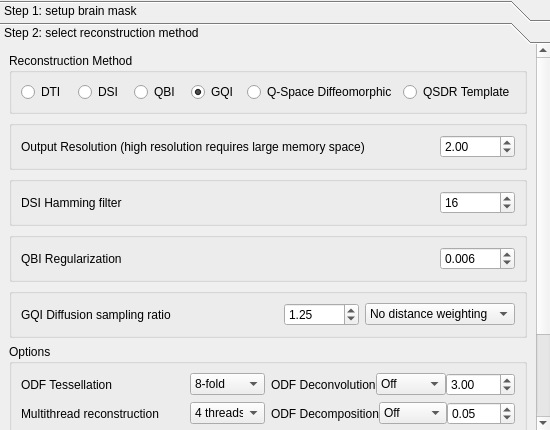
Old version of the form reconstruction/reconstruction_window.ui in the repository frankyeh/DSI-Studio.
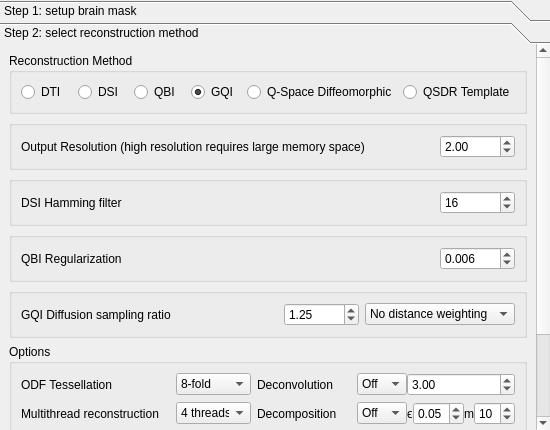
New version of the form. The open tabs and pages were chosen to show the change.

Commit message: allow modifying m in decomposition

Diff of the .ui file:
```diff
--- a/reconstruction/reconstruction_window.ui
+++ b/reconstruction/reconstruction_window.ui
@@ -486,16 +486,28 @@
                  <height>0</height>
                 </size>
                </property>
+               <property name="maximumSize">
+                <size>
+                 <width>80</width>
+                 <height>16777215</height>
+                </size>
+               </property>
                <property name="text">
-                <string>ODF Decomposition</string>
+                <string>Decomposition</string>
                </property>
               </widget>
              </item>
              <item>
               <widget class="QComboBox" name="Decomposition">
+               <property name="minimumSize">
+                <size>
+                 <width>50</width>
+                 <height>0</height>
+                </size>
+               </property>
                <property name="maximumSize">
                 <size>
-                 <width>75</width>
+                 <width>50</width>
                  <height>16777215</height>
                 </size>
                </property>
@@ -511,6 +523,13 @@
                </item>
               </widget>
              </item>
+             <item>
+              <widget class="QLabel" name="label_12">
+               <property name="text">
+                <string>ϵ</string>
+               </property>
+              </widget>
+             </item>
              <item>
               <widget class="QDoubleSpinBox" name="decompose_fraction">
                <property name="maximumSize">
@@ -533,6 +552,32 @@
                </property>
               </widget>
              </item>
+             <item>
+              <widget class="QLabel" name="label_11">
+               <property name="maximumSize">
+                <size>
+                 <width>10</width>
+                 <height>16777215</height>
+                </size>
+               </property>
+               <property name="text">
+                <string>m</string>
+               </property>
+              </widget>
+             </item>
+             <item>
+              <widget class="QSpinBox" name="decom_m">
+               <property name="minimum">
+                <number>3</number>
+               </property>
+               <property name="maximum">
+                <number>20</number>
+               </property>
+               <property name="value">
+                <number>10</number>
+               </property>
+              </widget>
+             </item>
             </layout>
            </item>
            <item row="3" column="1">
@@ -699,16 +744,28 @@
                  <height>0</height>
                 </size>
                </property>
+               <property name="maximumSize">
+                <size>
+                 <width>80</width>
+                 <height>16777215</height>
+                </size>
+               </property>
                <property name="text">
-                <string>ODF Deconvolution</string>
+                <string>Deconvolution</string>
                </property>
               </widget>
              </item>
              <item>
               <widget class="QComboBox" name="ODFSharpening">
+               <property name="minimumSize">
+                <size>
+                 <width>50</width>
+                 <height>0</height>
+                </size>
+               </property>
                <property name="maximumSize">
                 <size>
-                 <width>75</width>
+                 <width>50</width>
                  <height>16777215</height>
                 </size>
                </property>
@@ -728,7 +785,7 @@
               <widget class="QDoubleSpinBox" name="SharpeningParam">
                <property name="maximumSize">
                 <size>
-                 <width>75</width>
+                 <width>16777215</width>
                  <height>16777215</height>
                 </size>
                </property>
```
Left out of the diff: 2 changed lines with no effect on the pictures. The commit also changes 6 other files.
